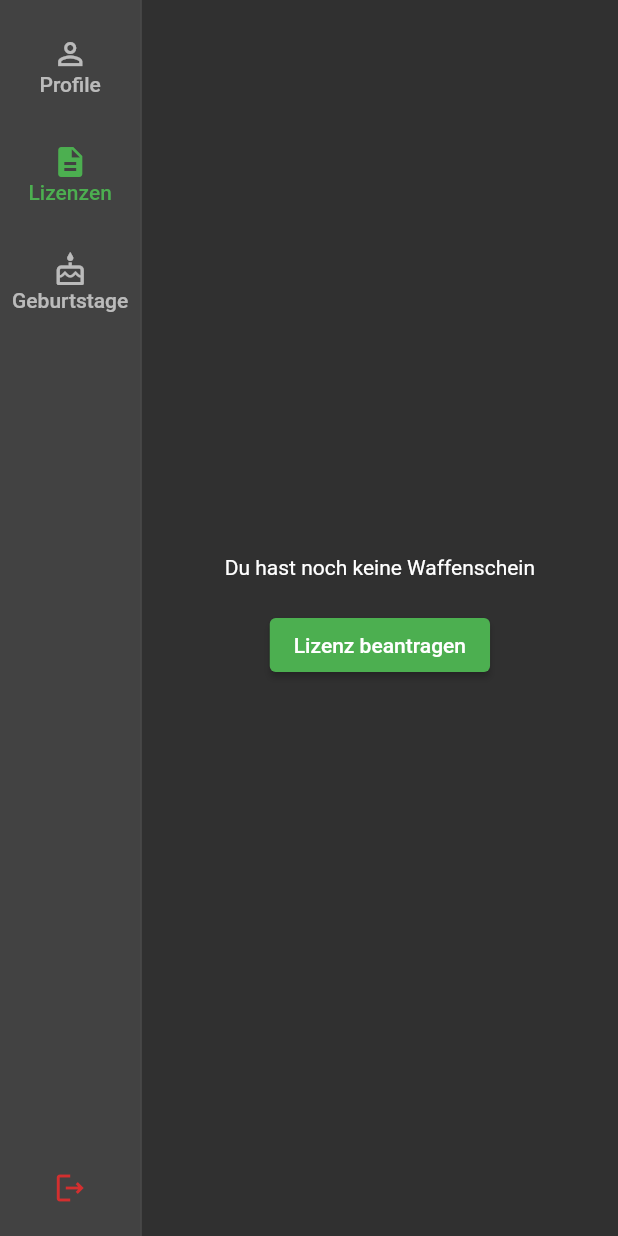
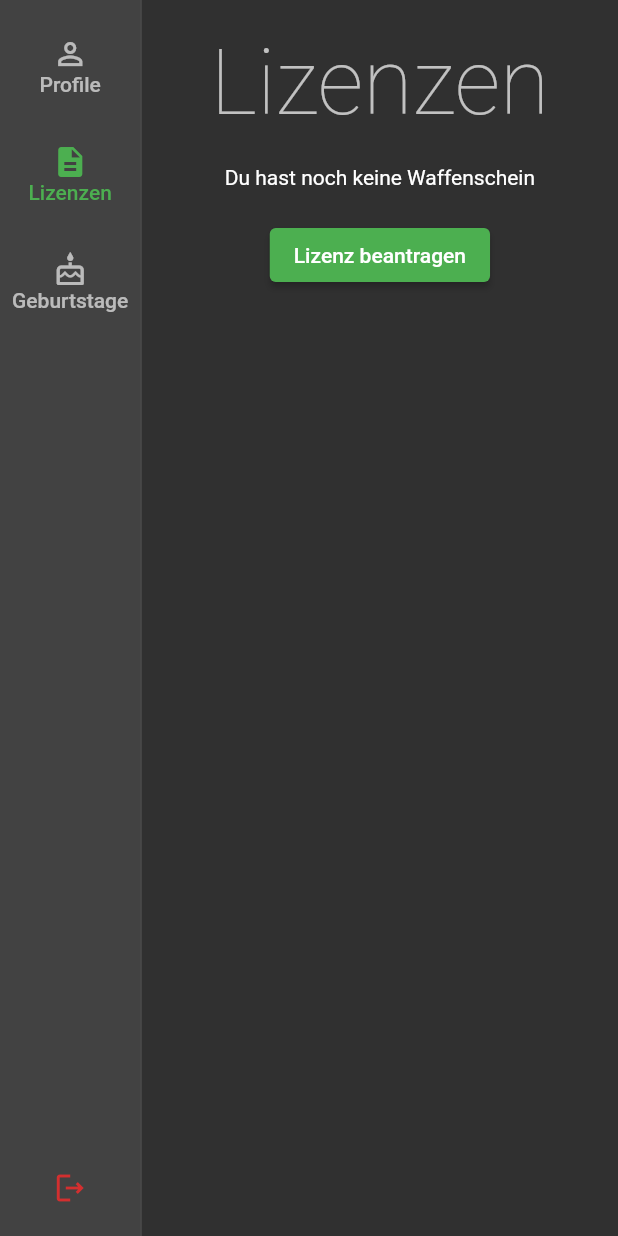
Before and after one commit to floodoo/gun_club, a Flutter app: the WebLayout screen opened by its route, after a tap on "Lizenzen", on a phone screen of 412 x 824 dp. Run offline on Flutter 3.47's test engine with Material 2 defaults, Android fonts, the phone set to English and light mode, and no system bars; our stand-ins replace device_info_plus, flutter_riverpod, freezed_annotation, go_router, riverpod_annotation, supabase_flutter; accounts and stored records are empty; generated files the repository leaves out were written again.

Commit message:
add title and info text

```diff
--- a/lib/src/features/gun_license/presentation/gun_license.page.dart
+++ b/lib/src/features/gun_license/presentation/gun_license.page.dart
@@ -17,12 +17,21 @@ class _GunLicensePageState extends ConsumerState<GunLicensePage> {
 
   @override
   Widget build(BuildContext context) {
-    return ref.watch(userControllerProvider).when(
+    return SingleChildScrollView(
+      child: Center(
+        child: Column(
+          children: [
+            Padding(
+              padding: const EdgeInsets.all(20.0),
+              child: Text(
+                "Lizenzen",
+                style: Theme.of(context).textTheme.displayLarge?.copyWith(fontSize: 60),
+              ),
+            ),
+            ref.watch(userControllerProvider).when(
                   data: (user) {
                     return user.gunLicense
-                ? SingleChildScrollView(
-                    child: Center(
-                      child: Column(
+                        ? Column(
                             children: [
                               const SizedBox(height: 30),
                               Text(
@@ -36,11 +45,8 @@ class _GunLicensePageState extends ConsumerState<GunLicensePage> {
                               const SizedBox(height: 5),
                               Text("Gültig bis Ende: ${DateTime.now().year}"),
                             ],
-                      ),
-                    ),
                           )
-                : Center(
-                    child: Column(
+                        : Column(
                             mainAxisAlignment: MainAxisAlignment.center,
                             children: [
                               const Text("Du hast noch keine Waffenschein"),
@@ -86,11 +92,14 @@ class _GunLicensePageState extends ConsumerState<GunLicensePage> {
                                 child: const Text("Lizenz beantragen"),
                               ),
                             ],
-                    ),
                           );
                   },
                   loading: () => const CircularProgressIndicator(),
                   error: (error, stack) => Text(error.toString()),
+                ),
+          ],
+        ),
+      ),
     );
   }
 }
--- a/lib/src/features/upcoming_birthdays/presentation/upcoming_birthdays.page.dart
+++ b/lib/src/features/upcoming_birthdays/presentation/upcoming_birthdays.page.dart
@@ -8,7 +8,19 @@ class UpcomingBirthdays extends ConsumerWidget {
 
   @override
   Widget build(BuildContext context, WidgetRef ref) {
-    return ref.watch(upcomingBirthdaysControllerProvider).when(
+    final theme = Theme.of(context);
+
+    return Column(
+      children: [
+        Padding(
+          padding: const EdgeInsets.all(20.0),
+          child: Text(
+            "Anstehende Geburtstage",
+            style: theme.textTheme.displayLarge?.copyWith(fontSize: 60),
+          ),
+        ),
+        Expanded(
+          child: ref.watch(upcomingBirthdaysControllerProvider).when(
                 data: (data) {
                   return Padding(
                     padding: const EdgeInsets.all(20.0),
@@ -21,7 +33,8 @@ class UpcomingBirthdays extends ConsumerWidget {
                           child: ListTile(
                             title: Text("${birthdayUser.firstName} ${birthdayUser.lastName}"),
                             subtitle: Text(birthdayUser.dateOfBirth.toDDMMYYYY()),
-                      trailing: birthdayUser.dateOfBirth.isToday() ? const Icon(Icons.cake, color: Colors.red) : null,
+                            trailing:
+                                birthdayUser.dateOfBirth.isToday() ? const Icon(Icons.cake, color: Colors.red) : null,
                           ),
                         );
                       },
@@ -31,6 +44,9 @@ class UpcomingBirthdays extends ConsumerWidget {
                 },
                 loading: () => const Center(child: CircularProgressIndicator()),
                 error: (error, stack) => Text(error.toString()),
+              ),
+        )
+      ],
     );
   }
 }
```
Also changed, not shown: lib/src/features/admin/presentation/widgets/create_user_dialog.dart (+17 -1 lines). Lines whose indentation alone changed are shown as unchanged.
